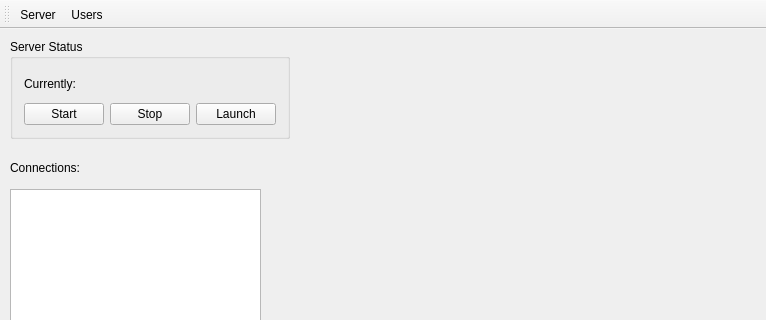
First picture: the form in CogWheelManager/cogwheelmanagermain.ui, repository clockworkengineer/CogWheel, before the edit; both pictures show x 0 to 766 and y 0 to 320 of the 766 by 602 pixel window.
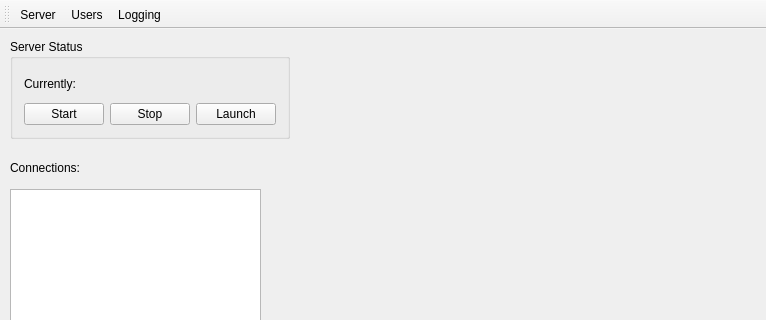
Second picture: the form after the edit.

Commit message: Move server logging into CogWheel Manager.

The edit to the form file:
```diff
--- a/CogWheelManager/cogwheelmanagermain.ui
+++ b/CogWheelManager/cogwheelmanagermain.ui
@@ -97,6 +97,7 @@
    </attribute>
    <addaction name="actionEditServerSettings"/>
    <addaction name="actionEditUser"/>
+   <addaction name="actionLogging"/>
   </widget>
   <widget class="QStatusBar" name="statusBar"/>
   <action name="actionEditUser">
@@ -109,6 +110,11 @@
     <string>Server</string>
    </property>
   </action>
+  <action name="actionLogging">
+   <property name="text">
+    <string>Logging</string>
+   </property>
+  </action>
  </widget>
  <layoutdefault spacing="6" margin="11"/>
  <resources/>
```
The commit also changes 18 other files.
